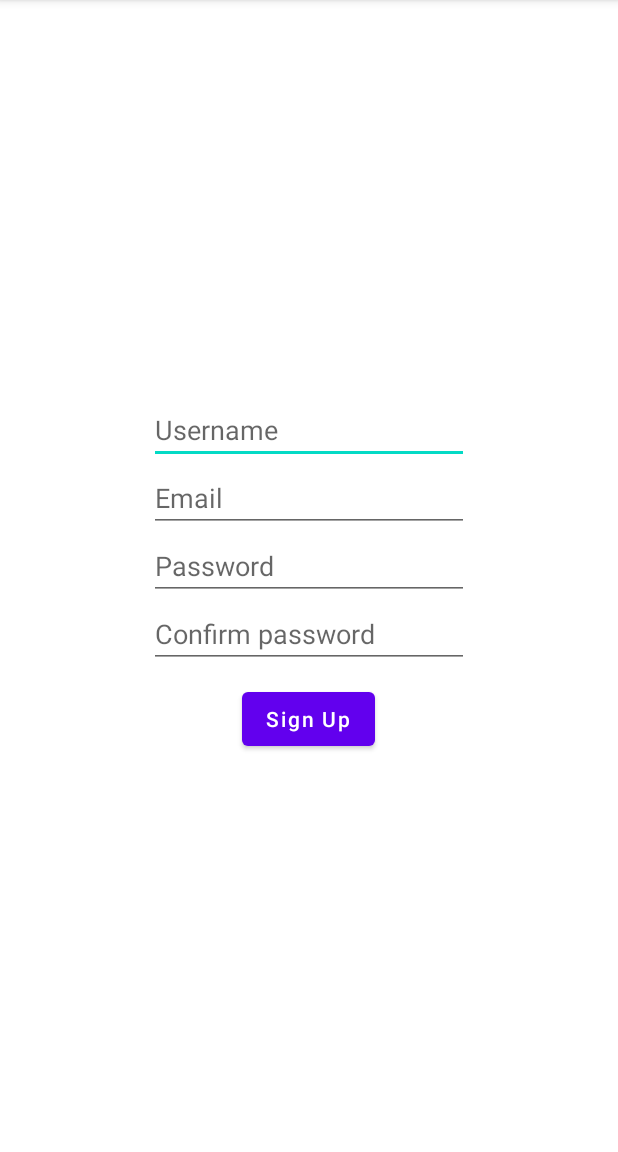
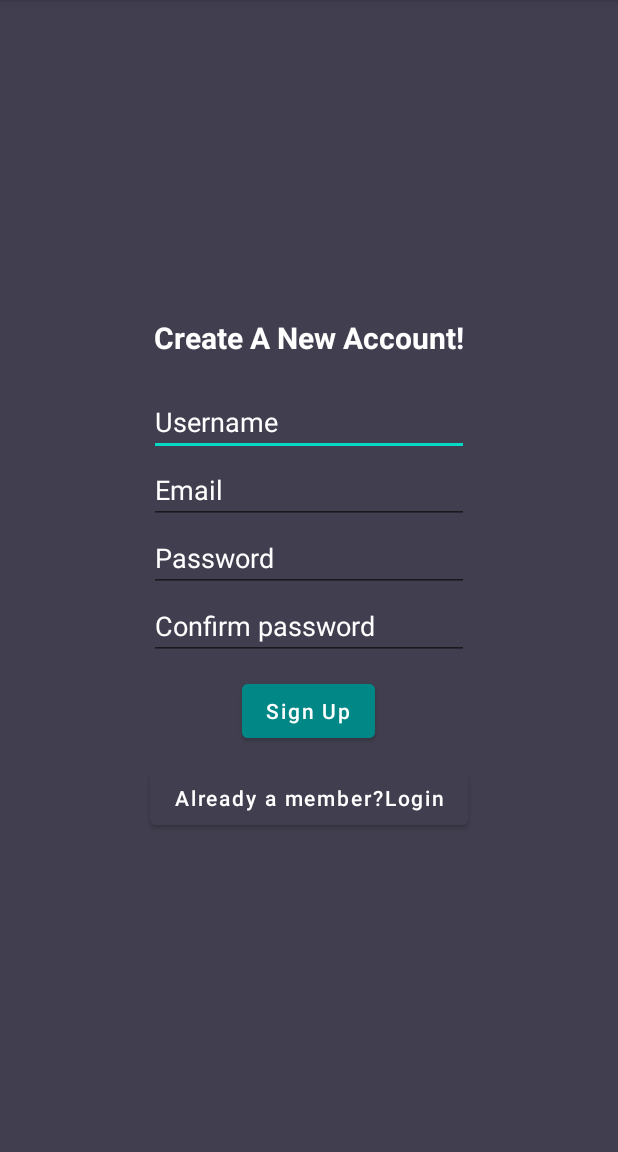
Before and after one commit to aishvary000/Amulet, an Android app: the StudentSignup screen opened directly, with no data from a screen before it, on a phone screen of 412 x 824 dp, the part 84-1236 px from its top. Run offline under Robolectric (Android 15) with nearby library versions, the phone set to English and light mode, and no system bars; our stand-ins replace Firebase (no records; nobody signed in at launch, a user with empty details on screens opened directly).

Commit message:
made signup page

```diff
--- a/app/src/main/res/layout/activity_student_signup.xml
+++ b/app/src/main/res/layout/activity_student_signup.xml
@@ -7,12 +7,23 @@
     tools:context=".StudentSignup"
     android:orientation="vertical"
     android:gravity="center"
+    android:background="#413E4F"
     >
+    <TextView
+        android:layout_width="wrap_content"
+        android:layout_height="wrap_content"
+        android:layout_marginBottom="20dp"
+        android:text="Create A New Account!"
+        android:textColor="@color/white"
+        android:textSize="20dp"
+        android:textStyle="bold" />
+
     <EditText
         android:id="@+id/st_username"
         android:layout_width="wrap_content"
         android:layout_height="wrap_content"
         android:ems="10"
+        android:textColorHint="@color/white"
         android:hint="Username"
         />
     <EditText
@@ -21,12 +32,14 @@
         android:layout_height="wrap_content"
         android:ems="10"
         android:hint="Email"
+        android:textColorHint="@color/white"
         />
     <EditText
         android:id="@+id/st_password"
         android:layout_width="wrap_content"
         android:layout_height="wrap_content"
         android:ems="10"
+        android:textColorHint="@color/white"
         android:hint="Password"
         />
     <EditText
@@ -34,6 +47,7 @@
         android:layout_width="wrap_content"
         android:layout_height="wrap_content"
         android:ems="10"
+        android:textColorHint="@color/white"
         android:hint="Confirm password"
         />
     <Button
@@ -42,7 +56,18 @@
         android:layout_marginTop="10dp"
         android:text="Sign Up"
         android:layout_width="wrap_content"
-        android:layout_height="wrap_content"/>
+        android:layout_height="wrap_content"
+        android:backgroundTint="@color/teal_700"/>
+    <Button
+        android:id="@+id/log_in_link"
+        android:textAllCaps="false"
+        android:layout_marginTop="10dp"
+        android:text="Already a member?Login"
+        android:layout_width="wrap_content"
+        android:layout_height="wrap_content"
+        android:backgroundTint="#413E4f"/>
+
+
 
 
 
```
